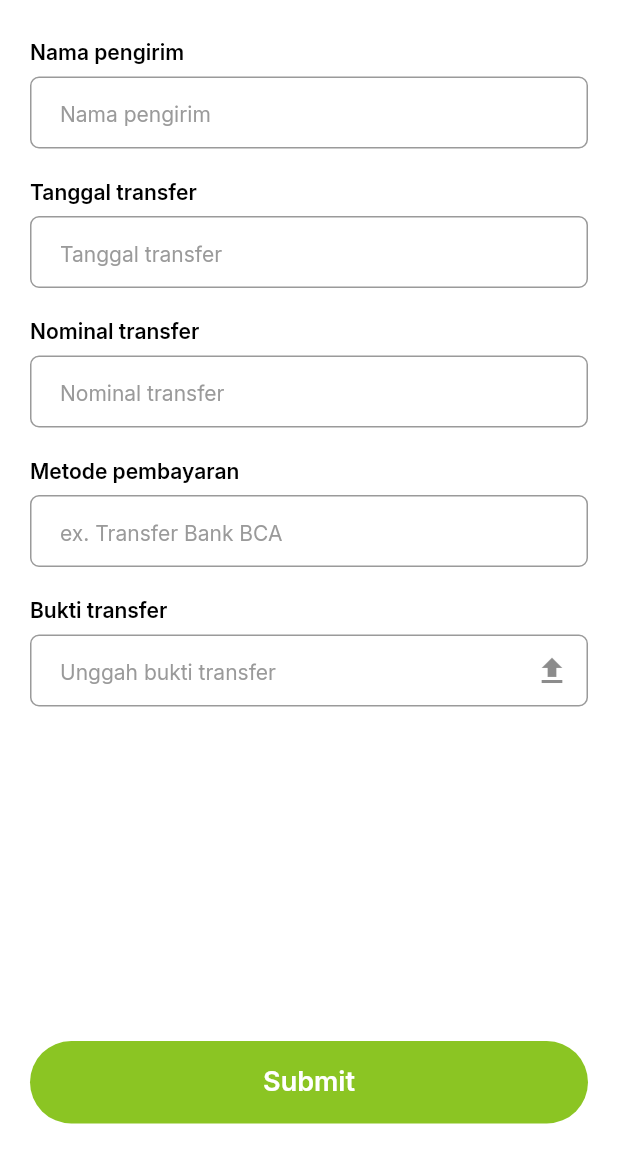
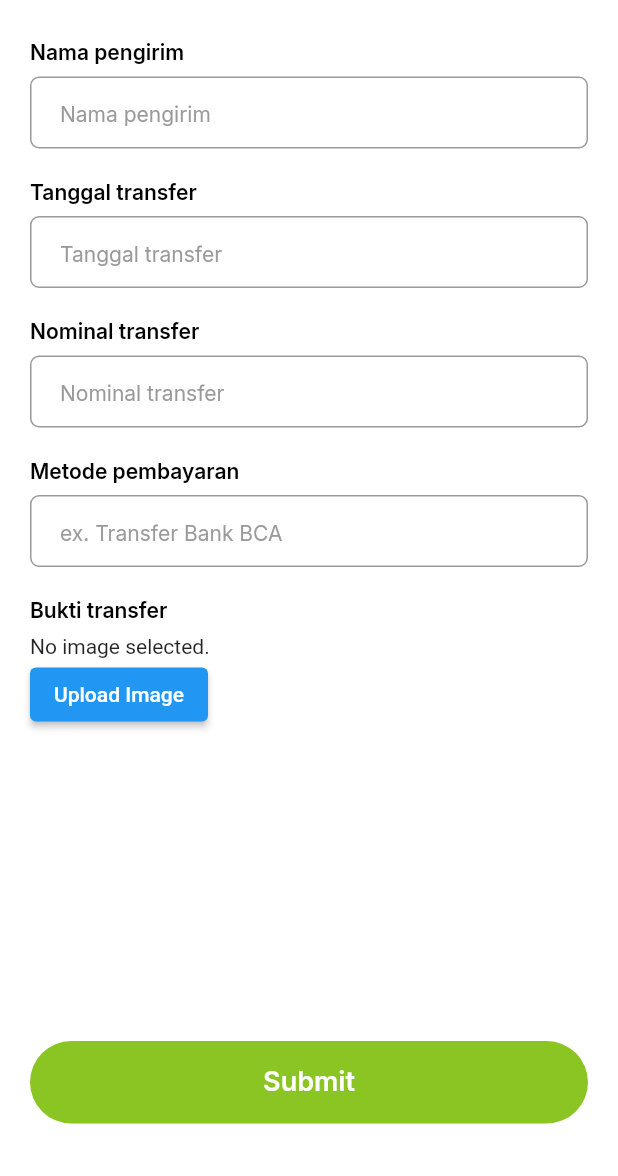
Before and after one commit to masan27/mafiaeduc-mobile, a Flutter app: the checkout3 screen opened directly, on a phone screen of 412 x 824 dp, the part 60-1236 px from its top. Run offline on Flutter 3.47's test engine with Material 2 defaults, Android fonts, the phone set to English and light mode, and no system bars; our stand-ins replace flutter_svg, get, google_fonts, image_picker, otp_text_field, shared_preferences; accounts and stored records are empty; network calls fail; project files that could hold a hidden picture were left out.

Commit message:
updatean UI

```diff
--- a/lib/checkout/halaman3.dart
+++ b/lib/checkout/halaman3.dart
@@ -1,6 +1,9 @@
+import 'dart:io';
+
 import 'package:flutter/material.dart';
 import 'package:get/get.dart';
 import 'package:google_fonts/google_fonts.dart';
+import 'package:image_picker/image_picker.dart';
 import 'package:mafiaeducation/checkout/waitingpay.dart';
 
 class checkout3 extends StatefulWidget {
@@ -11,6 +14,21 @@ class checkout3 extends StatefulWidget {
 }
 
 class _checkout3State extends State<checkout3> {
+  File? _image;
+  final picker = ImagePicker();
+
+  Future getImage() async {
+    final pickedFile = await picker.pickImage(source: ImageSource.gallery);
+
+    setState(() {
+      if (pickedFile != null) {
+        _image = File(pickedFile.path);
+      } else {
+        print('No image selected.');
+      }
+    });
+  }
+
   @override
   Widget build(BuildContext context) {
     return Scaffold(
@@ -167,31 +185,13 @@ class _checkout3State extends State<checkout3> {
                             color: Colors.black,
                             fontWeight: FontWeight.w600)),
                     SizedBox(height: 8),
-                    TextField(
-                        style: GoogleFonts.inter(
-                            textStyle: TextStyle(
-                                color: Colors.black,
-                                fontWeight: FontWeight.w500)),
-                        cursorColor: Colors.black,
-                        decoration: InputDecoration(
-                          suffixIcon: Icon(Icons.upload),
-                          // fillColor: Color(0xffEEEEEE),
-                          // filled: true,
-                          hintText: "Unggah bukti transfer",
-                          hintStyle: GoogleFonts.inter(
-                              textStyle: TextStyle(
-                                  fontSize: 14,
-                                  fontWeight: FontWeight.normal,
-                                  color: Color(0xff9A9A9A))),
-                          contentPadding: EdgeInsets.symmetric(
-                              vertical: 12, horizontal: 20),
-                          enabledBorder: OutlineInputBorder(
-                              borderRadius: BorderRadius.circular(6),
-                              borderSide: BorderSide(color: Color(0xff9a9a9a))),
-                          focusedBorder: OutlineInputBorder(
-                              borderRadius: BorderRadius.circular(6),
-                              borderSide: BorderSide(color: Color(0xff9a9a9a))),
-                        )),
+                    _image == null
+                        ? Text('No image selected.')
+                        : Image.file(_image!),
+                    ElevatedButton(
+                      onPressed: getImage,
+                      child: Text('Upload Image'),
+                    ),
                   ],
                 ),
               )
--- a/pubspec.yaml
+++ b/pubspec.yaml
@@ -45,6 +45,7 @@ dependencies:
   shared_preferences:
   http: ^0.13.3
   awesome_snackbar_content: ^0.1.2
+  image_picker: ^1.0.2
 
 flutter_native_splash:
  color : '#ffffff'
```
Also changed, not shown: lib/Auth/login.dart (+21 -22 lines), lib/Auth/register.dart (+4 -3 lines), lib/lupapass/page2.dart (+76 -4 lines), pubspec.lock, 6 other files.
